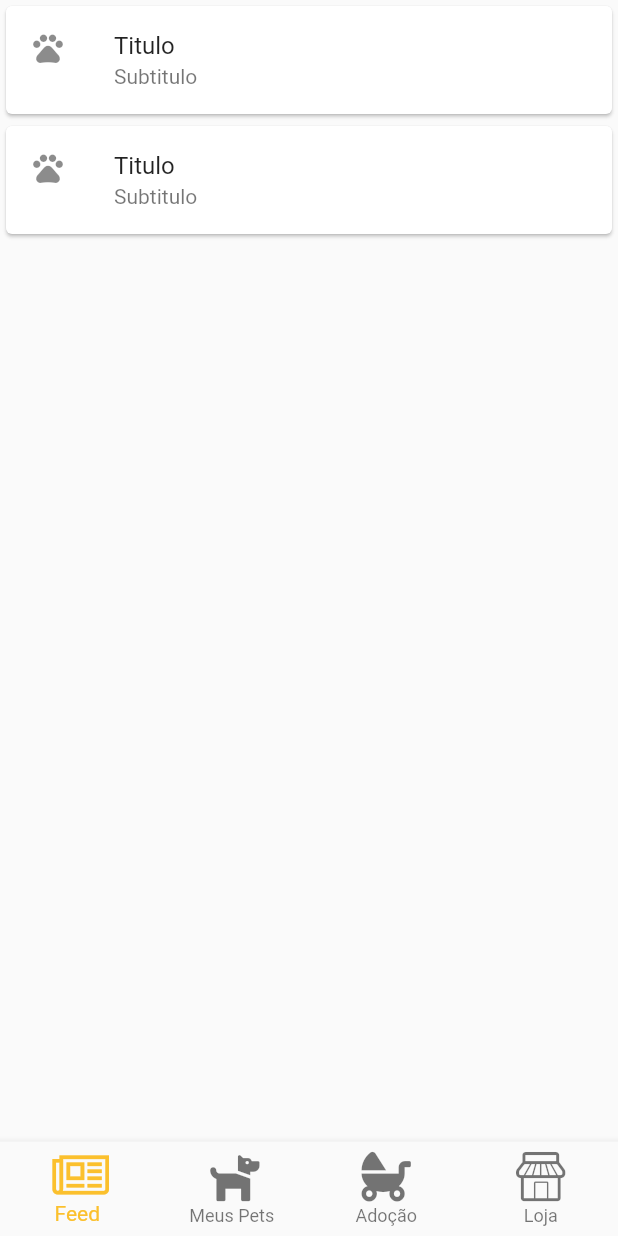
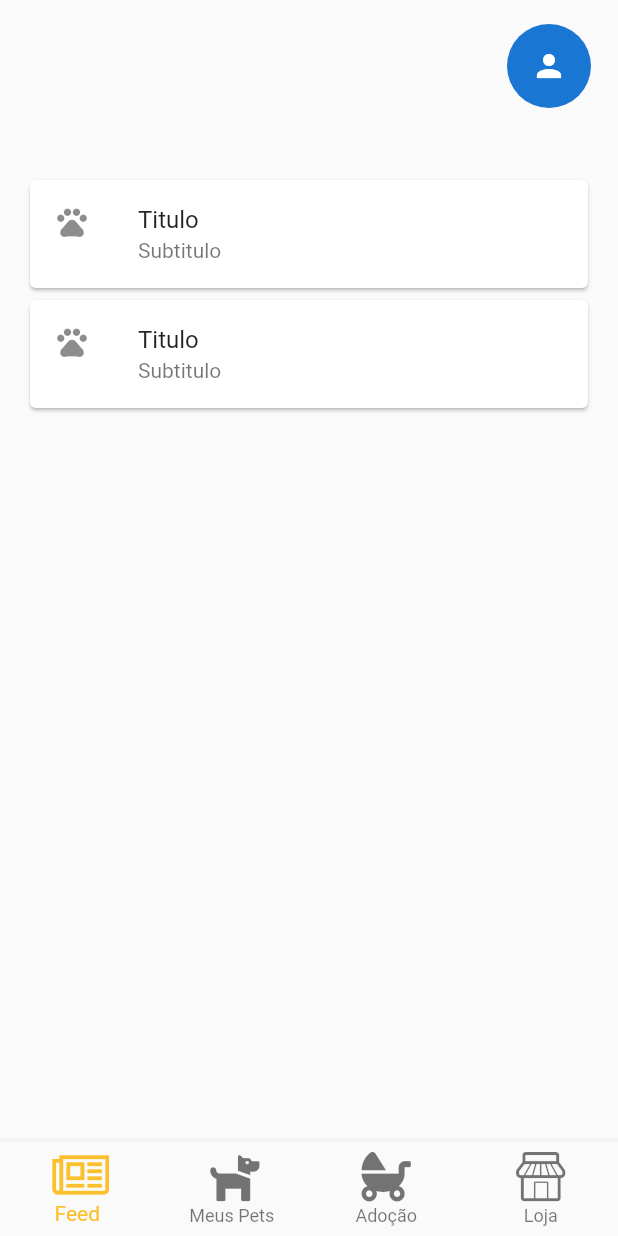
Before and after one commit to giederloreto/MeuGuaipeca, a Flutter app: the screen it shows after launch, on a phone screen of 412 x 824 dp. Run offline on Flutter 3.47's test engine with Material 2 defaults, Android fonts, the phone set to English and light mode, and no system bars.

Commit message:
Custom AppBar

```diff
--- /dev/null
+++ b/lib/presentation/components/guaipeca_appbar.dart
@@ -0,0 +1,39 @@
+import 'package:flutter/material.dart';
+
+class GuaipecaAppBar extends StatefulWidget implements PreferredSizeWidget {
+  const GuaipecaAppBar({Key? key}) : super(key: key);
+
+  @override
+  State<GuaipecaAppBar> createState() => _GuaipecaAppBarState();
+
+  @override
+  // TODO: implement preferredSize
+  Size get preferredSize {
+    var deviceWidth = const Size.fromHeight(100);
+
+    return deviceWidth;
+  }
+}
+
+class _GuaipecaAppBarState extends State<GuaipecaAppBar> {
+  @override
+  Widget build(BuildContext context) {
+    return PreferredSize(
+      preferredSize: const Size.fromHeight(100),
+      child: Padding(
+        padding: const EdgeInsets.all(16.0),
+        child: AppBar(
+          backgroundColor: Colors.transparent,
+          elevation: 0,
+          // ignore: prefer_const_literals_to_create_immutables
+          actions: [
+            const CircleAvatar(
+              child: Icon(Icons.person),
+              maxRadius: 30,
+            ),
+          ],
+        ),
+      ),
+    );
+  }
+}
--- a/lib/presentation/home/home_view.dart
+++ b/lib/presentation/home/home_view.dart
@@ -1,6 +1,6 @@
 import 'package:flutter/material.dart';
+import 'package:meu_guaipeca/presentation/components/guaipeca_appbar.dart';
 import 'package:meu_guaipeca/presentation/components/guaipeca_bottom_bar.dart';
-import 'package:meu_guaipeca/presentation/components/guaipeca_icon.dart';
 
 class HomeView extends StatefulWidget {
   const HomeView({Key? key}) : super(key: key);
@@ -16,7 +16,11 @@ class _HomeViewState extends State<HomeView> {
   Widget build(BuildContext context) {
     return Scaffold(
       extendBody: true,
-      body: ListView.builder(
+      extendBodyBehindAppBar: true,
+      appBar: const GuaipecaAppBar(),
+      body: Padding(
+        padding: const EdgeInsets.all(16.0),
+        child: ListView.builder(
           itemCount: feed.length,
           itemBuilder: (context, index) {
             return const Card(
@@ -30,6 +34,7 @@ class _HomeViewState extends State<HomeView> {
             );
           },
         ),
+      ),
       bottomNavigationBar: const GuaipecaBottomBar(),
     );
   }
```
Lines whose indentation alone changed are shown as unchanged.
